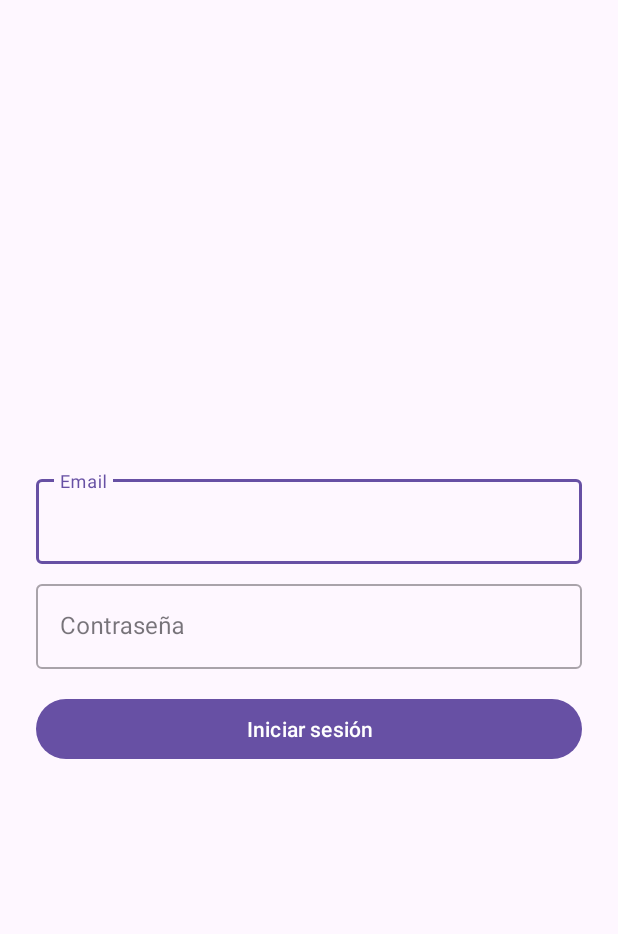
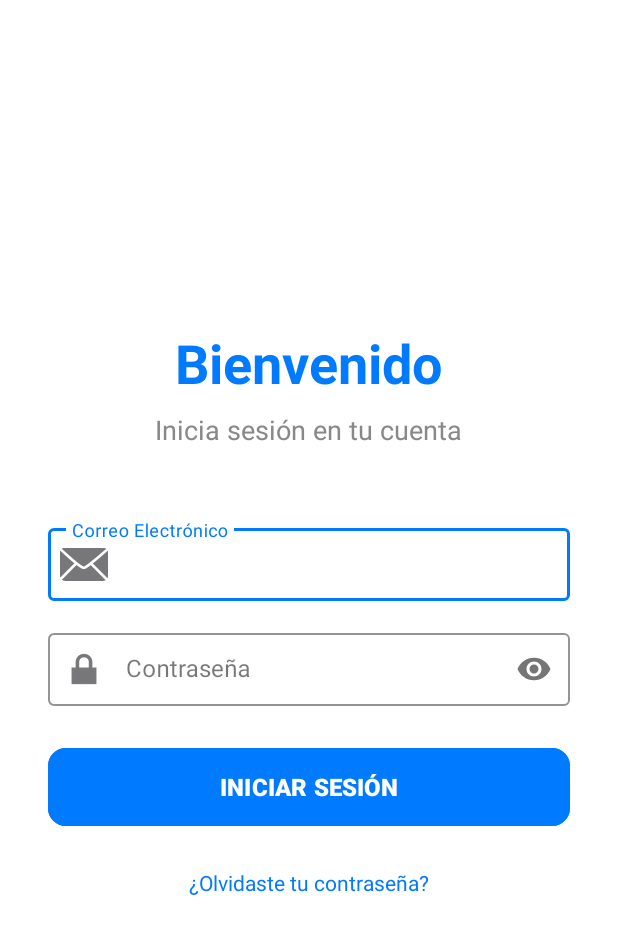
Before and after one commit to MarcosUlp/Repo-Inmobiliaria-Android, an Android app: the screen it shows after launch (LoginActivity), on a phone screen of 412 x 824 dp. Shown: the top 934 px of the screen. Run offline under Robolectric (Android 15) with nearby library versions, the phone set to English and light mode, and no system bars.

```diff
--- a/app/src/main/java/com/example/practicoinmobiliariaandroid/utils/SessionManager.java
+++ b/app/src/main/java/com/example/practicoinmobiliariaandroid/utils/SessionManager.java
@@ -20,7 +20,7 @@ public class SessionManager {
         return prefs.getString(KEY_TOKEN, null);
     }
 
-    public void clear() {
-        prefs.edit().clear().apply();
+    public void clearSession() {
+        prefs.edit().remove(KEY_TOKEN).apply();
     }
 }
--- a/app/src/main/res/layout/activity_login.xml
+++ b/app/src/main/res/layout/activity_login.xml
@@ -1,43 +1,104 @@
 <?xml version="1.0" encoding="utf-8"?>
-<LinearLayout xmlns:android="http://schemas.android.com/apk/res/android"
+<!--
+Login UI Mejorado - Versión Corregida 4
+- Se asegura el color del texto de entrada (etEmail, etPassword) a negro/gris oscuro.
+- Se cambia la paleta de colores de Teal/Primary a un Azul moderno (#007AFF) para el énfasis.
+-->
+<ScrollView
+    xmlns:android="http://schemas.android.com/apk/res/android"
     xmlns:app="http://schemas.android.com/apk/res-auto"
+    android:layout_width="match_parent"
+    android:layout_height="match_parent"
+    android:fillViewport="true"
+    android:background="#FFFFFF">
+
+    <LinearLayout
         android:orientation="vertical"
-    android:padding="24dp"
+        android:padding="32dp"
         android:gravity="center"
         android:layout_width="match_parent"
-    android:layout_height="match_parent">
+        android:layout_height="wrap_content">
 
+        <!-- TÍTULO/LOGO ESTILIZADO -->
+        <TextView
+            android:layout_width="wrap_content"
+            android:layout_height="wrap_content"
+            android:text="Bienvenido"
+            android:textSize="36sp"
+            android:textStyle="bold"
+            android:textColor="#007AFF"
+            android:layout_marginBottom="8dp"/>
+
+        <TextView
+            android:layout_width="wrap_content"
+            android:layout_height="wrap_content"
+            android:text="Inicia sesión en tu cuenta"
+            android:textSize="18sp"
+            android:textColor="#888888"
+            android:layout_marginBottom="48dp"/>
+
+        <!-- CAMPO DE CORREO ELECTRÓNICO -->
         <com.google.android.material.textfield.TextInputLayout
             android:id="@+id/tilEmail"
-        style="@style/Widget.MaterialComponents.TextInputLayout.OutlinedBox"
+            style="@style/Widget.MaterialComponents.TextInputLayout.OutlinedBox.Dense"
             android:layout_width="match_parent"
             android:layout_height="wrap_content"
-        android:layout_marginBottom="8dp"
-        android:hint="Email">
+            android:layout_marginBottom="16dp"
+            android:hint="Correo Electrónico"
+            app:startIconDrawable="@android:drawable/ic_dialog_email"
+            app:hintTextColor="#007AFF"
+            app:boxStrokeColor="#007AFF">
+
             <com.google.android.material.textfield.TextInputEditText
                 android:id="@+id/etEmail"
                 android:inputType="textEmailAddress"
+                android:textColor="#333333"
             android:layout_width="match_parent"
             android:layout_height="wrap_content"/>
         </com.google.android.material.textfield.TextInputLayout>
 
+        <!-- CAMPO DE CONTRASEÑA -->
         <com.google.android.material.textfield.TextInputLayout
             android:id="@+id/tilPassword"
-        style="@style/Widget.MaterialComponents.TextInputLayout.OutlinedBox"
+            style="@style/Widget.MaterialComponents.TextInputLayout.OutlinedBox.Dense"
             android:layout_width="match_parent"
             android:layout_height="wrap_content"
-        android:layout_marginBottom="16dp"
-        android:hint="Contraseña">
+            android:layout_marginBottom="24dp"
+            android:hint="Contraseña"
+            app:startIconDrawable="@android:drawable/ic_lock_lock"
+            app:passwordToggleEnabled="true"
+            app:hintTextColor="#007AFF"
+            app:boxStrokeColor="#007AFF">
+
             <com.google.android.material.textfield.TextInputEditText
                 android:id="@+id/etPassword"
                 android:inputType="textPassword"
+                android:textColor="#333333"
             android:layout_width="match_parent"
             android:layout_height="wrap_content"/>
         </com.google.android.material.textfield.TextInputLayout>
 
+        <!-- BOTÓN DE INICIO DE SESIÓN CON NUEVA PALETA -->
         <Button
             android:id="@+id/btnLogin"
-        android:text="Iniciar sesión"
+            android:text="INICIAR SESIÓN"
             android:layout_width="match_parent"
-        android:layout_height="wrap_content"/>
+            android:layout_height="60dp"
+            android:textSize="16sp"
+            android:textStyle="bold"
+            app:cornerRadius="12dp"
+            android:elevation="4dp"
+            android:backgroundTint="#007AFF"
+        android:layout_marginBottom="16dp"/>
+
+        <!-- TEXTO ADICIONAL (OLVIDÉ MI CONTRASEÑA) -->
+        <TextView
+            android:id="@+id/tvForgotPassword"
+            android:layout_width="wrap_content"
+            android:layout_height="wrap_content"
+            android:text="¿Olvidaste tu contraseña?"
+            android:textColor="#007AFF"
+        android:padding="8dp"/>
+
     </LinearLayout>
+</ScrollView>
```
Also changed, not shown: app/src/main/java/com/example/practicoinmobiliariaandroid/MainActivity.java (+53 -4 lines), app/src/main/java/com/example/practicoinmobiliariaandroid/MainViewModel.java (added, +43 -0 lines). Lines whose indentation alone changed are shown as unchanged.
